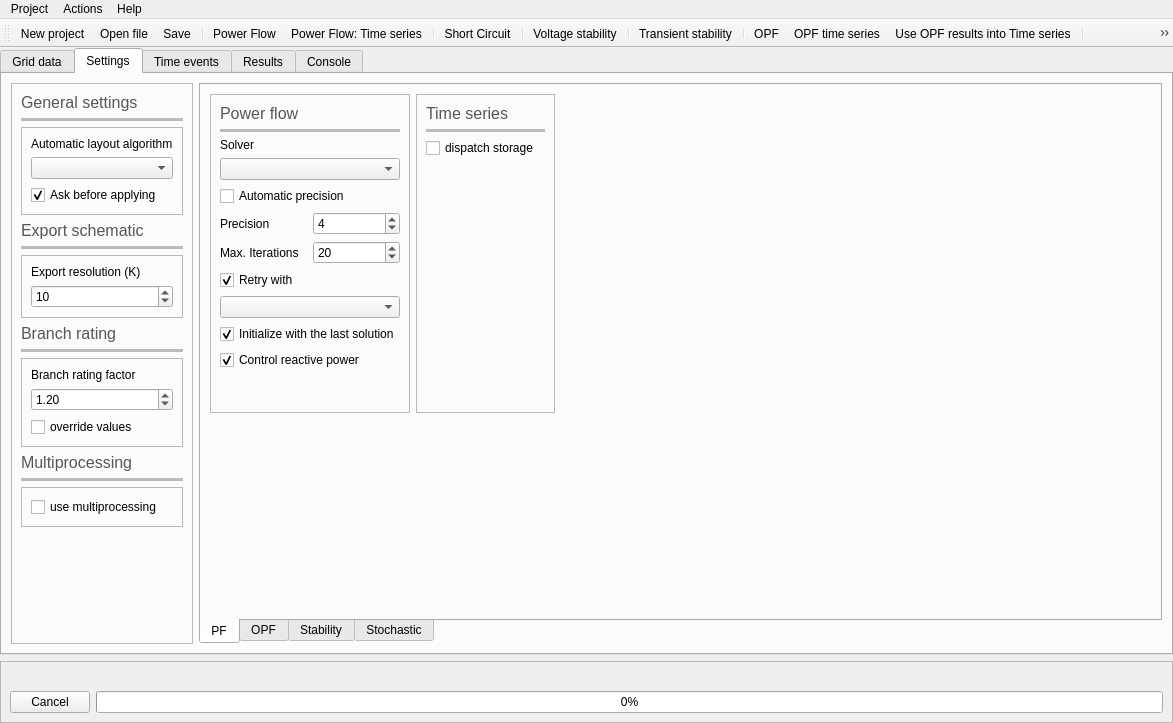
This is UnderDevelopment/GridCal/Gui/Main/MainWindow.ui in SanPen/GridCal as Qt 5 draws it before an edit. The edited form follows.
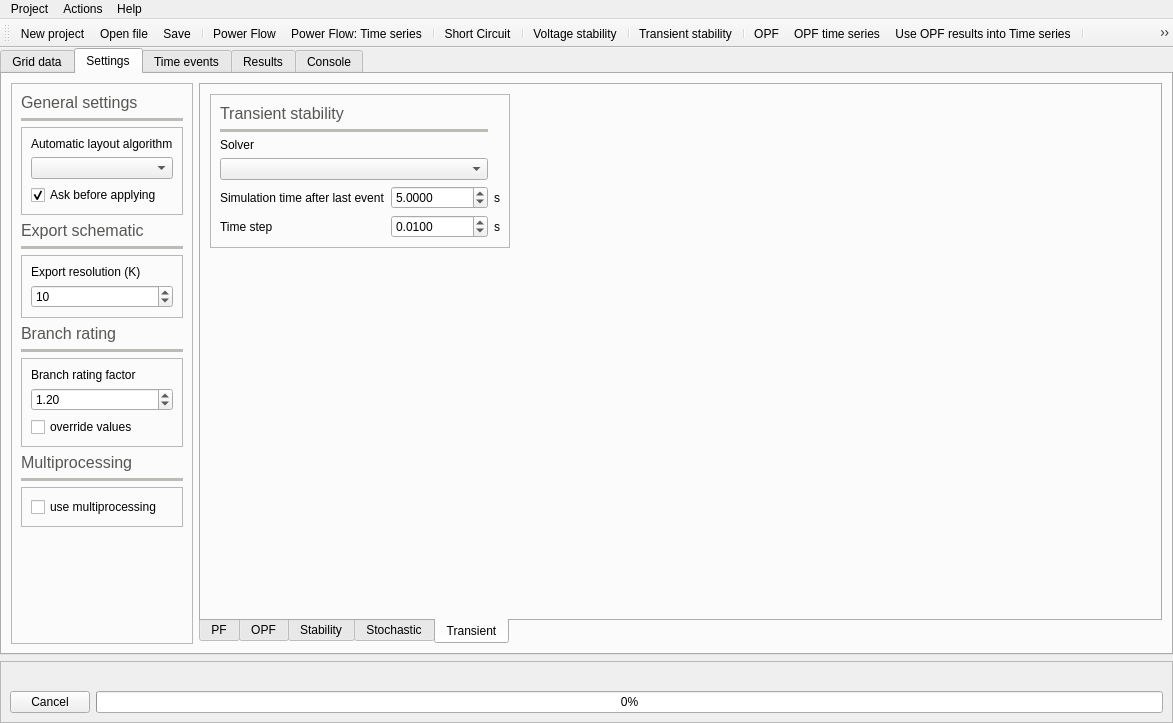
This is the edited form. The open tabs and pages were chosen to show the change. Icons and pictures are not drawn. Custom widgets are drawn as their Qt base class.

Commit message: Fixed time series input bug: not showing set CosFi

What changed in the file:
```diff
--- a/UnderDevelopment/GridCal/Gui/Main/MainWindow.ui
+++ b/UnderDevelopment/GridCal/Gui/Main/MainWindow.ui
@@ -2065,6 +2065,224 @@
             </item>
            </layout>
           </widget>
+          <widget class="QWidget" name="tab_10">
+           <attribute name="icon">
+            <iconset resource="icons.qrc">
+             <normaloff>:/Icons/white_icons/dyn.svg</normaloff>:/Icons/white_icons/dyn.svg</iconset>
+           </attribute>
+           <attribute name="title">
+            <string>Transient</string>
+           </attribute>
+           <layout class="QGridLayout" name="gridLayout_16">
+            <item row="0" column="0">
+             <widget class="QFrame" name="frame_17">
+              <property name="frameShape">
+               <enum>QFrame::StyledPanel</enum>
+              </property>
+              <property name="frameShadow">
+               <enum>QFrame::Raised</enum>
+              </property>
+              <layout class="QGridLayout" name="gridLayout_15">
+               <item row="7" column="2">
+                <widget class="QLabel" name="label_50">
+                 <property name="text">
+                  <string>s</string>
+                 </property>
+                </widget>
+               </item>
+               <item row="6" column="0">
+                <widget class="QLabel" name="label_40">
+                 <property name="text">
+                  <string>Simulation time after last event</string>
+                 </property>
+                </widget>
+               </item>
+               <item row="6" column="1">
+                <widget class="QDoubleSpinBox" name="transient_time_span_doubleSpinBox">
+                 <property name="decimals">
+                  <number>4</number>
+                 </property>
+                 <property name="maximum">
+                  <double>99990000.000000000000000</double>
+                 </property>
+                 <property name="singleStep">
+                  <double>0.010000000000000</double>
+                 </property>
+                 <property name="value">
+                  <double>5.000000000000000</double>
+                 </property>
+                </widget>
+               </item>
+               <item row="7" column="1">
+                <widget class="QDoubleSpinBox" name="transient_time_step_doubleSpinBox">
+                 <property name="decimals">
+                  <number>4</number>
+                 </property>
+                 <property name="maximum">
+                  <double>99990000.000000000000000</double>
+                 </property>
+                 <property name="singleStep">
+                  <double>0.010000000000000</double>
+                 </property>
+                 <property name="value">
+                  <double>0.010000000000000</double>
+                 </property>
+                </widget>
+               </item>
+               <item row="7" column="0">
+                <widget class="QLabel" name="label_38">
+                 <property name="text">
+                  <string>Time step</string>
+                 </property>
+                </widget>
+               </item>
+               <item row="0" column="0" colspan="2">
+                <widget class="QLabel" name="label_48">
+                 <property name="palette">
+                  <palette>
+                   <active>
+                    <colorrole role="WindowText">
+                     <brush brushstyle="SolidPattern">
+                      <color alpha="255">
+                       <red>85</red>
+                       <green>87</green>
+                       <blue>83</blue>
+                      </color>
+                     </brush>
+                    </colorrole>
+                   </active>
+                   <inactive>
+                    <colorrole role="WindowText">
+                     <brush brushstyle="SolidPattern">
+                      <color alpha="255">
+                       <red>85</red>
+                       <green>87</green>
+                       <blue>83</blue>
+                      </color>
+                     </brush>
+                    </colorrole>
+                   </inactive>
+                   <disabled>
+                    <colorrole role="WindowText">
+                     <brush brushstyle="SolidPattern">
+                      <color alpha="255">
+                       <red>190</red>
+                       <green>190</green>
+                       <blue>190</blue>
+                      </color>
+                     </brush>
+                    </colorrole>
+                   </disabled>
+                  </palette>
+                 </property>
+                 <property name="font">
+                  <font>
+                   <pointsize>12</pointsize>
+                  </font>
+                 </property>
+                 <property name="text">
+                  <string>Transient stability</string>
+                 </property>
+                </widget>
+               </item>
+               <item row="1" column="0" colspan="2">
+                <widget class="Line" name="line_18">
+                 <property name="palette">
+                  <palette>
+                   <active>
+                    <colorrole role="WindowText">
+                     <brush brushstyle="SolidPattern">
+                      <color alpha="255">
+                       <red>186</red>
+                       <green>189</green>
+                       <blue>182</blue>
+                      </color>
+                     </brush>
+                    </colorrole>
+                   </active>
+                   <inactive>
+                    <colorrole role="WindowText">
+                     <brush brushstyle="SolidPattern">
+                      <color alpha="255">
+                       <red>186</red>
+                       <green>189</green>
+                       <blue>182</blue>
+                      </color>
+                     </brush>
+                    </colorrole>
+                   </inactive>
+                   <disabled>
+                    <colorrole role="WindowText">
+                     <brush brushstyle="SolidPattern">
+                      <color alpha="255">
+                       <red>190</red>
+                       <green>190</green>
+                       <blue>190</blue>
+                      </color>
+                     </brush>
+                    </colorrole>
+                   </disabled>
+                  </palette>
+                 </property>
+                 <property name="frameShadow">
+                  <enum>QFrame::Plain</enum>
+                 </property>
+                 <property name="lineWidth">
+                  <number>4</number>
+                 </property>
+                 <property name="orientation">
+                  <enum>Qt::Horizontal</enum>
+                 </property>
+                </widget>
+               </item>
+               <item row="6" column="2">
+                <widget class="QLabel" name="label_49">
+                 <property name="text">
+                  <string>s</string>
+                 </property>
+                </widget>
+               </item>
+               <item row="4" column="0" colspan="2">
+                <widget class="QComboBox" name="transient_solver_comboBox"/>
+               </item>
+               <item row="3" column="0">
+                <widget class="QLabel" name="label_56">
+                 <property name="text">
+                  <string>Solver</string>
+                 </property>
+                </widget>
+               </item>
+              </layout>
+             </widget>
+            </item>
+            <item row="0" column="1">
+             <spacer name="horizontalSpacer_14">
+              <property name="orientation">
+               <enum>Qt::Horizontal</enum>
+              </property>
+              <property name="sizeHint" stdset="0">
+               <size>
+                <width>501</width>
+                <height>20</height>
+               </size>
+              </property>
+             </spacer>
+            </item>
+            <item row="1" column="0">
+             <spacer name="verticalSpacer_12">
+              <property name="orientation">
+               <enum>Qt::Vertical</enum>
+              </property>
+              <property name="sizeHint" stdset="0">
+               <size>
+                <width>20</width>
+                <height>299</height>
+               </size>
+              </property>
+             </spacer>
+            </item>
+           </layout>
+          </widget>
          </widget>
         </item>
         <item row="0" column="0">
```
Left out of the diff: 2 changed lines with no effect on the pictures. The commit also changes 5 other files.
